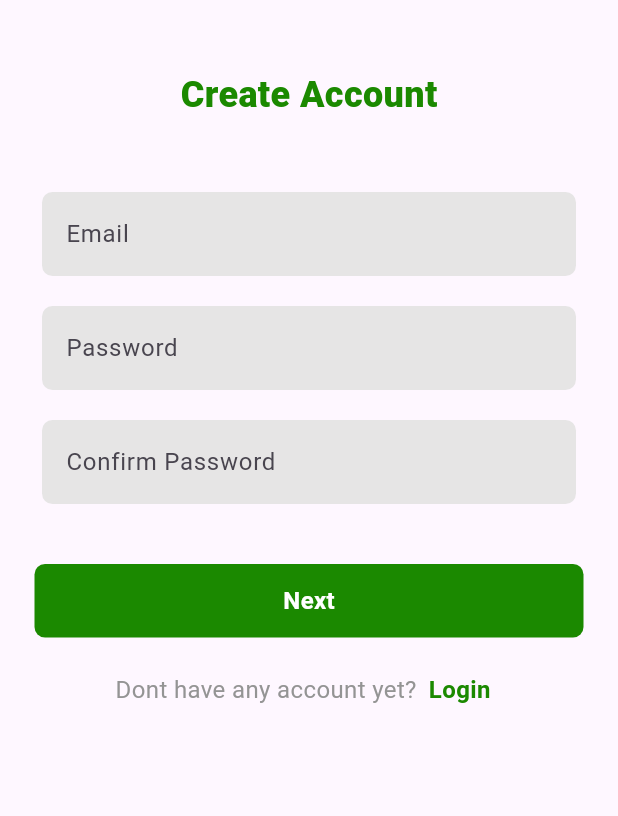
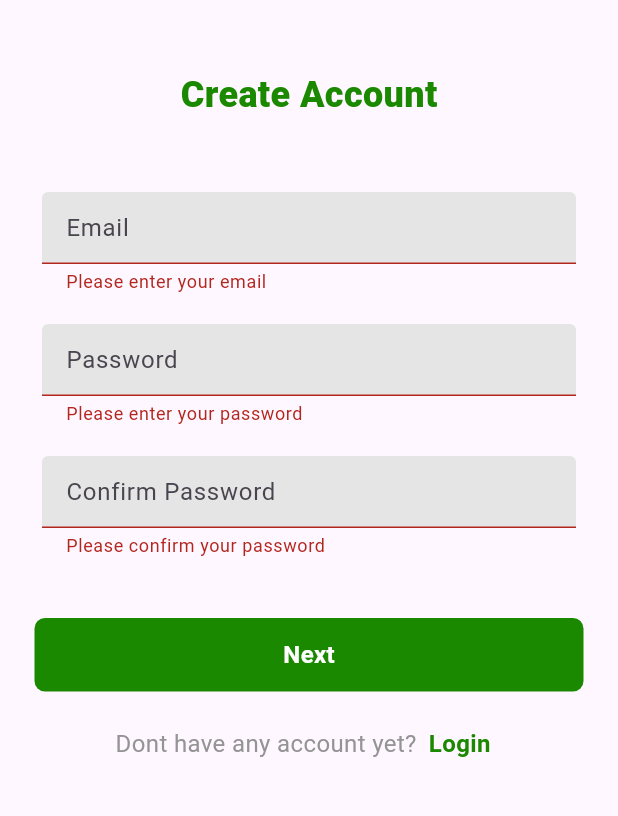
Before and after one commit to PongkhunP/NampaHub, a Flutter app: the screen it shows after launch, after a tap on "Sign In", after a tap on "Register", after a tap on "Next", on a phone screen of 412 x 824 dp, the part 84-900 px from its top. Run offline on Flutter 3.47's test engine with Material 3 defaults, Android fonts, the phone set to English and light mode, and no system bars; our stand-ins replace flutter_dotenv, google_fonts, image_picker, jwt_decoder, percent_indicator, shared_preferences.

Commit message:
[EDIT] register.dart
- add controller for capturing text form field input
- modify text form field structure

```diff
--- a/lib/auth/register.dart
+++ b/lib/auth/register.dart
@@ -1,8 +1,12 @@
+
 import 'package:flutter/material.dart';
+import 'package:nampa_hub/pages/register_form_personal_page.dart';
+import 'package:nampa_hub/src/user.dart';
 import 'package:nampa_hub/src/widget.dart';
 
 class RegisterPage extends StatefulWidget {
-  const RegisterPage({super.key});
+  final VoidCallback showLoginPage;
+  const RegisterPage({super.key, required this.showLoginPage});
 
   @override
   State<RegisterPage> createState() => _RegisterPageState();
@@ -11,6 +15,32 @@ class RegisterPage extends StatefulWidget {
 class _RegisterPageState extends State<RegisterPage> {
   final TextEditingController _emailController = TextEditingController();
   final TextEditingController _passwordController = TextEditingController();
+  final TextEditingController _confirmPasswordController =
+      TextEditingController();
+  final _formKey = GlobalKey<FormState>();
+
+  void validateForm() {
+    if (_formKey.currentState!.validate()) {
+      print("email : ${_emailController.text} , password : ${_passwordController.text}");
+      Navigator.push(context, MaterialPageRoute(
+        builder: (context) {
+          return MyRegisterPersonalInfo(
+            user: User(
+                    email: _emailController.text,
+                    password: _passwordController.text),
+          );
+        },
+      ));
+    }
+  }
+
+  @override
+  void dispose() {
+    _emailController.dispose();
+    _passwordController.dispose();
+    _confirmPasswordController.dispose();
+    super.dispose();
+  }
 
   @override
   Widget build(BuildContext context) {
@@ -23,6 +53,9 @@ class _RegisterPageState extends State<RegisterPage> {
       ),
       body: Padding(
         padding: const EdgeInsets.all(8.0),
+        child: SingleChildScrollView(
+          child: Form(
+            key: _formKey,
             child: Column(
               crossAxisAlignment: CrossAxisAlignment.center,
               children: [
@@ -43,7 +76,8 @@ class _RegisterPageState extends State<RegisterPage> {
                   height: 30,
                 ),
                 Padding(
-              padding: const EdgeInsets.symmetric(horizontal: 20, vertical: 10),
+                  padding:
+                      const EdgeInsets.symmetric(horizontal: 20, vertical: 10),
                   child: TextFormField(
                     decoration: const InputDecoration(
                         hintText: 'Email',
@@ -56,10 +90,20 @@ class _RegisterPageState extends State<RegisterPage> {
                             borderRadius: BorderRadius.all(Radius.circular(7)),
                             borderSide: BorderSide.none)),
                     controller: _emailController,
+                    validator: (value) {
+                      if (value == null || value.isEmpty) {
+                        return 'Please enter your email';
+                      }
+                      if (!RegExp(r'^[^@]+@[^@]+\.[^@]+').hasMatch(value)) {
+                        return 'Please enter a valid email address';
+                      }
+                      return null;
+                    },
                   ),
                 ),
                 Padding(
-              padding: const EdgeInsets.symmetric(horizontal: 20, vertical: 10),
+                  padding:
+                      const EdgeInsets.symmetric(horizontal: 20, vertical: 10),
                   child: TextFormField(
                     decoration: const InputDecoration(
                         hintText: 'Password',
@@ -71,11 +115,22 @@ class _RegisterPageState extends State<RegisterPage> {
                         focusedBorder: OutlineInputBorder(
                             borderRadius: BorderRadius.all(Radius.circular(7)),
                             borderSide: BorderSide.none)),
-                controller: _emailController,
+                    controller: _passwordController,
+                    obscureText: true,
+                    validator: (value) {
+                      if (value == null || value.isEmpty) {
+                        return 'Please enter your password';
+                      }
+                      if (value.length < 6) {
+                        return 'Password must be at least 6 characters';
+                      }
+                      return null;
+                    },
                   ),
                 ),
                 Padding(
-              padding: const EdgeInsets.symmetric(horizontal: 20, vertical: 10),
+                  padding:
+                      const EdgeInsets.symmetric(horizontal: 20, vertical: 10),
                   child: TextFormField(
                     decoration: const InputDecoration(
                         hintText: 'Confirm Password',
@@ -87,14 +142,26 @@ class _RegisterPageState extends State<RegisterPage> {
                         focusedBorder: OutlineInputBorder(
                             borderRadius: BorderRadius.all(Radius.circular(7)),
                             borderSide: BorderSide.none)),
-                controller: _emailController,
+                    controller: _confirmPasswordController,
+                    obscureText: true,
+                    validator: (value) {
+                      if (value == null || value.isEmpty) {
+                        return 'Please confirm your password';
+                      }
+                      if (value != _passwordController.text) {
+                        return 'Passwords do not match';
+                      }
+                      return null;
+                    },
                   ),
                 ),
                 const SizedBox(
                   height: 30,
                 ),
                 GestureDetector(
-              onTap: () {},
+                  onTap: () {
+                    validateForm();
+                  },
                   child: Padding(
                     padding: const EdgeInsets.symmetric(horizontal: 15),
                     child: Row(
@@ -104,7 +171,8 @@ class _RegisterPageState extends State<RegisterPage> {
                             padding: const EdgeInsets.symmetric(vertical: 13),
                             decoration: const BoxDecoration(
                               color: Color(0xFF1B8900),
-                          borderRadius: BorderRadius.all(Radius.circular(7)),
+                              borderRadius:
+                                  BorderRadius.all(Radius.circular(7)),
                             ),
                             child: const Center(
                               child: Text(
@@ -138,8 +206,10 @@ class _RegisterPageState extends State<RegisterPage> {
                       ),
                     ),
                     GestureDetector(
+                      onTap: widget.showLoginPage,
                       child: const Padding(
-                    padding: EdgeInsets.symmetric(vertical: 8, horizontal: 8),
+                        padding:
+                            EdgeInsets.symmetric(vertical: 8, horizontal: 8),
                         child: Text(
                           'Login',
                           style: TextStyle(
@@ -154,6 +224,8 @@ class _RegisterPageState extends State<RegisterPage> {
               ],
             ),
           ),
+        ),
+      ),
     );
   }
 }
```
Lines whose indentation alone changed are shown as unchanged.
